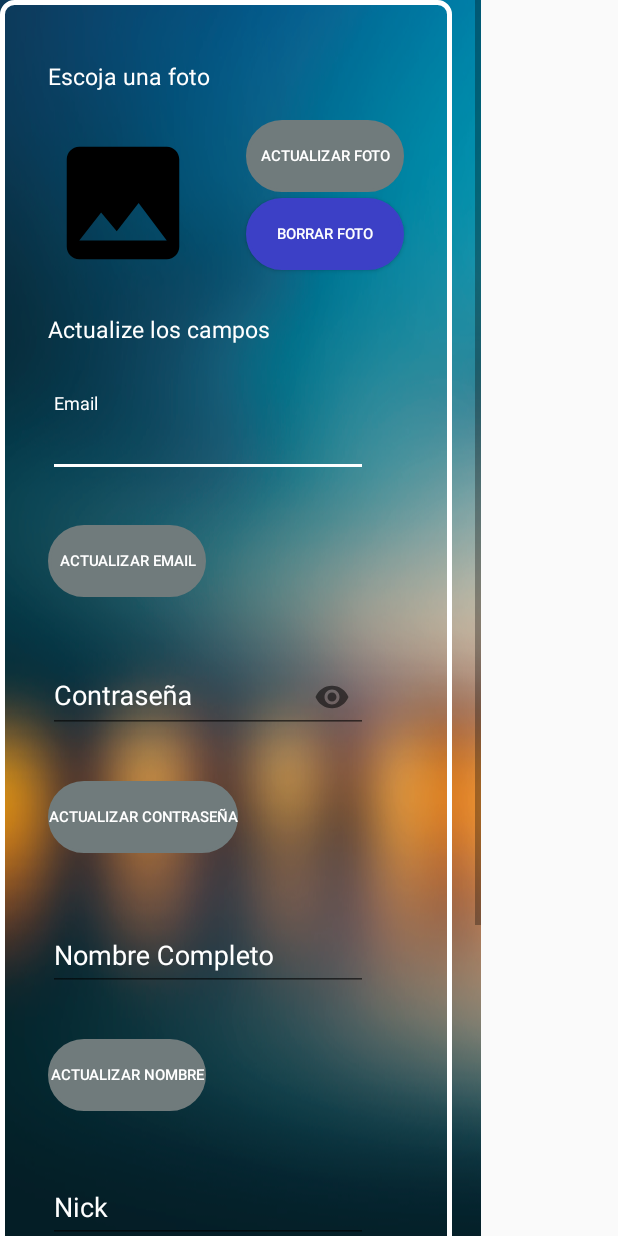
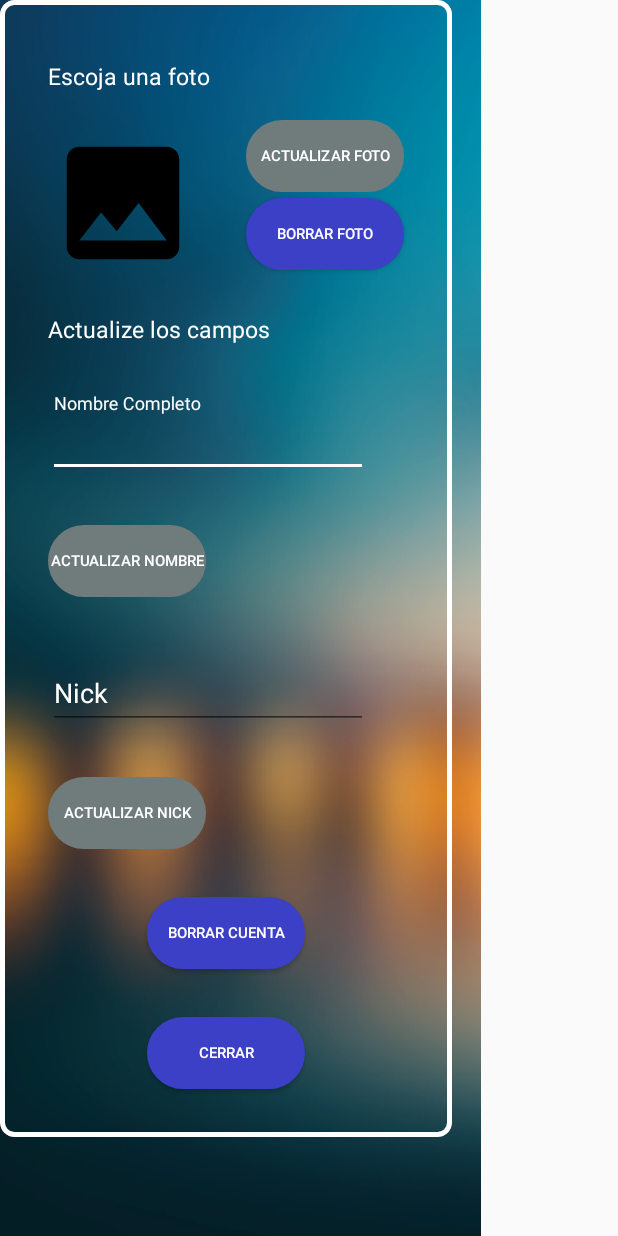
Before and after one commit to Davidgimenez1997/PlanFit, an Android app: the layout dialog_edit_user_data.xml on its own in the app's theme, with its tools: preview values and no code run, on a phone screen of 412 x 824 dp. Run offline under Robolectric (Android 15) with nearby library versions, the phone set to English and light mode, and no system bars.

Commit message:
update email y pass comentado

```diff
--- a/app/build.gradle
+++ b/app/build.gradle
@@ -18,7 +18,7 @@ android {
         applicationId "com.utad.david.planfit"
         minSdkVersion 24
         targetSdkVersion 28
-        versionCode 11
+        versionCode 12
         versionName "1.0"
         testInstrumentationRunner "android.support.test.runner.AndroidJUnitRunner"
         signingConfig signingConfigs.config
--- a/app/src/main/java/com/utad/david/planfit/Data/Firebase/FirebaseAdmin.java
+++ b/app/src/main/java/com/utad/david/planfit/Data/Firebase/FirebaseAdmin.java
@@ -148,15 +148,16 @@ public class FirebaseAdmin {
 
         void deletePhotoInFirebase(boolean end);
 
-        void updateEmailInFirebase(boolean end);
-
-        void updatePasswordInFirebase(boolean end);
-
         void updateNickNameInFirebase(boolean end);
 
         void updateFullNameInFirebase(boolean end);
 
         void deleteUserInFirebase(boolean end);
+
+        //void updateEmailInFirebase(boolean end);
+
+        //void updatePasswordInFirebase(boolean end);
+
     }
 
     //Download sport and nutrition data
@@ -416,6 +417,8 @@ public class FirebaseAdmin {
         }
     }
 
+    //TODO:NO IMPLEMENTADO (ACTUALIZAR EMAIL Y PASS)
+
     //Reauthenticate User update email
 
     public void updateEmailUserInFirebase() {
@@ -438,9 +441,9 @@ public class FirebaseAdmin {
                                     DocumentReference myUserRef = firebaseFirestore.collection(COLLECTION_USER_FIREBASE).document(currentUser.getUid());
                                     Map<String, Object> user = new HashMap<>();
                                     user.put("email", userDataFirebase.getEmail());
-                                    myUserRef.update(user)
-                                            .addOnSuccessListener(aVoid -> firebaseAdminUpdateAndDeleteUserListener.updateEmailInFirebase(true))
-                                            .addOnFailureListener(e -> firebaseAdminUpdateAndDeleteUserListener.updateEmailInFirebase(false));
+                                    //myUserRef.update(user)
+                                            //.addOnSuccessListener(aVoid -> firebaseAdminUpdateAndDeleteUserListener.updateEmailInFirebase(true))
+                                            //.addOnFailureListener(e -> firebaseAdminUpdateAndDeleteUserListener.updateEmailInFirebase(false));
                                 }
                             }
                         }));
@@ -469,9 +472,9 @@ public class FirebaseAdmin {
                                     DocumentReference myUserRef = firebaseFirestore.collection(COLLECTION_USER_FIREBASE).document(currentUser.getUid());
                                     Map<String, Object> user = new HashMap<>();
                                     user.put("password", userDataFirebase.getPassword());
-                                    myUserRef.update(user)
-                                            .addOnSuccessListener(aVoid -> firebaseAdminUpdateAndDeleteUserListener.updatePasswordInFirebase(true))
-                                            .addOnFailureListener(e -> firebaseAdminUpdateAndDeleteUserListener.updatePasswordInFirebase(false));
+                                    //myUserRef.update(user)
+                                            //.addOnSuccessListener(aVoid -> firebaseAdminUpdateAndDeleteUserListener.updatePasswordInFirebase(true))
+                                            //.addOnFailureListener(e -> firebaseAdminUpdateAndDeleteUserListener.updatePasswordInFirebase(false));
                                 }
                             }
                         }));
--- a/app/src/main/java/com/utad/david/planfit/DialogFragment/EditPersonalDataUser.java
+++ b/app/src/main/java/com/utad/david/planfit/DialogFragment/EditPersonalDataUser.java
@@ -67,12 +67,12 @@ public class EditPersonalDataUser extends DialogFragment implements FirebaseAdmi
     }
 
     private ImageView imageView;
-    private EditText editTextEmail;
-    private EditText editTextPassword;
+    //private EditText editTextEmail;
+    //private EditText editTextPassword;
     private EditText editTextFullName;
     private EditText editTextNickName;
-    private Button buttonUpdateEmail;
-    private Button buttonUpdatePassword;
+    //private Button buttonUpdateEmail;
+    //private Button buttonUpdatePassword;
     private Button buttonUpdateNickName;
     private Button buttonUpdateFullName;
     private Button buttonDeletePhoto;
@@ -99,8 +99,8 @@ public class EditPersonalDataUser extends DialogFragment implements FirebaseAdmi
             checkImageUser();
             onClickImage();
             onClickButtonDeletePhoto();
-            onClickButtonUpdateEmail();
-            onClickButtonUpdatePassword();
+            //onClickButtonUpdateEmail();
+            //onClickButtonUpdatePassword();
             onClickButtonUpdateNickName();
             onClickButtonUpdateFullName();
             onClickButtonDeleteAccount();
@@ -116,8 +116,8 @@ public class EditPersonalDataUser extends DialogFragment implements FirebaseAdmi
 
     private void configView(){
         buttonUpdatePhoto.setEnabled(false);
-        editTextEmail.addTextChangedListener(textWatcherEditPesonalDataEmail);
-        editTextPassword.addTextChangedListener(textWatcherEditPesonalDataPassword);
+        //editTextEmail.addTextChangedListener(textWatcherEditPesonalDataEmail);
+        //editTextPassword.addTextChangedListener(textWatcherEditPesonalDataPassword);
         editTextFullName.addTextChangedListener(textWatcherEditPesonalDataFullName);
         editTextNickName.addTextChangedListener(textWatcherEditPesonalDataNickName);
     }
@@ -179,6 +179,7 @@ public class EditPersonalDataUser extends DialogFragment implements FirebaseAdmi
         builder.show();
     }
 
+    /*
     private TextWatcher textWatcherEditPesonalDataEmail = new TextWatcher() {
         @Override
         public void beforeTextChanged(CharSequence s, int start, int count, int after) {}
@@ -216,6 +217,7 @@ public class EditPersonalDataUser extends DialogFragment implements FirebaseAdmi
             }
         }
     };
+    */
 
     private TextWatcher textWatcherEditPesonalDataFullName = new TextWatcher() {
         @Override
@@ -286,15 +288,15 @@ public class EditPersonalDataUser extends DialogFragment implements FirebaseAdmi
 
     private void findById(View v){
         imageView = v.findViewById(R.id.imageViewEditUser);
-        editTextEmail = v.findViewById(R.id.nickEmailEditUser);
+        //editTextEmail = v.findViewById(R.id.nickEmailEditUser);
         editTextFullName = v.findViewById(R.id.fullNameEditUser);
         editTextNickName  = v.findViewById(R.id.nickNameEditUser);
-        editTextPassword  = v.findViewById(R.id.passwordEditUser);
-        buttonUpdateEmail = v.findViewById(R.id.update_emial_button);
+        //editTextPassword  = v.findViewById(R.id.passwordEditUser);
+        //buttonUpdateEmail = v.findViewById(R.id.update_emial_button);
         buttonDeletePhoto = v.findViewById(R.id.button_delete_photo);
         buttonUpdateFullName = v.findViewById(R.id.button_update_fullname);
         buttonUpdateNickName = v.findViewById(R.id.button_nick_update);
-        buttonUpdatePassword = v.findViewById(R.id.button_password_update);
+        //buttonUpdatePassword = v.findViewById(R.id.button_password_update);
         buttonUpdatePhoto = v.findViewById(R.id.button_update_photo);
         buttonDeleteAccount = v.findViewById(R.id.button_delete_account);
         buttonClose = v.findViewById(R.id.button_close_info);
@@ -303,8 +305,8 @@ public class EditPersonalDataUser extends DialogFragment implements FirebaseAdmi
     private void putData(){
         User user = SessionUser.getInstance().firebaseAdmin.userDataFirebase;
         if(user !=null){
-            editTextEmail.setText(user.getEmail());
-            editTextPassword.setText(user.getPassword());
+            //editTextEmail.setText(user.getEmail());
+            //editTextPassword.setText(user.getPassword());
             editTextNickName.setText(user.getNickName());
             editTextFullName.setText(user.getFullName());
             checkAndPhotoUser(user);
@@ -353,6 +355,7 @@ public class EditPersonalDataUser extends DialogFragment implements FirebaseAdmi
 
     }
 
+    /*
     private void onClickButtonUpdatePassword(){
         buttonUpdatePassword.setOnClickListener(v -> {
             if(UtilsNetwork.checkConnectionInternetDevice(getContext())){
@@ -385,6 +388,8 @@ public class EditPersonalDataUser extends DialogFragment implements FirebaseAdmi
             }
         });
     }
+
+    */
 
     private void onClickButtonUpdateFullName(){
         buttonUpdateFullName.setOnClickListener(v -> {
@@ -490,6 +495,7 @@ public class EditPersonalDataUser extends DialogFragment implements FirebaseAdmi
         builder.show();
     }
 
+    /*
     @Override
     public void updateEmailInFirebase(boolean end) {
         if(end){
@@ -505,6 +511,7 @@ public class EditPersonalDataUser extends DialogFragment implements FirebaseAdmi
 
         }
     }
+    */
 
     private void errorUpdateEmail(String message) {
         final AlertDialog.Builder builder = new AlertDialog.Builder(getContext(), R.style.AlertDialogTheme);
@@ -514,6 +521,7 @@ public class EditPersonalDataUser extends DialogFragment implements FirebaseAdmi
         builder.show();
     }
 
+    /*
     @Override
     public void updatePasswordInFirebase(boolean end) {
         if(end){
@@ -525,6 +533,7 @@ public class EditPersonalDataUser extends DialogFragment implements FirebaseAdmi
             errorUpdatePassword(getString(R.string.error_password));
         }
     }
+    */
 
     private void errorUpdatePassword(String message) {
         final AlertDialog.Builder builder = new AlertDialog.Builder(getContext(), R.style.AlertDialogTheme);
--- a/app/src/main/res/layout/dialog_edit_user_data.xml
+++ b/app/src/main/res/layout/dialog_edit_user_data.xml
@@ -44,9 +44,9 @@
                     android:textColor="@color/white"
                     style="@style/TextLabel"
                     android:id="@+id/textInputLayout"
-                    android:layout_marginTop="36dp"
-                    app:layout_constraintTop_toBottomOf="@+id/button_password_update" app:layout_constraintStart_toStartOf="parent"
-                    android:layout_marginStart="32dp">
+                    app:layout_constraintStart_toStartOf="parent"
+                    android:layout_marginStart="32dp" android:layout_marginTop="32dp"
+                    app:layout_constraintTop_toBottomOf="@+id/textView3">
 
                 <EditText
                         android:layout_width="wrap_content"
@@ -54,7 +54,6 @@
                         android:inputType="textPersonName"
                         android:hint="@string/nombre_completo"
                         android:textColor="@color/white"
-                        android:maxLength="10"
                         android:ems="10"
                         android:id="@+id/fullNameEditUser"/>
             </android.support.design.widget.TextInputLayout>
@@ -79,46 +78,6 @@
                         android:id="@+id/nickNameEditUser"/>
             </android.support.design.widget.TextInputLayout>
 
-            <android.support.design.widget.TextInputLayout
-                    android:layout_width="wrap_content"
-                    android:layout_height="match_parent"
-                    android:textColor="@color/white"
-                    style="@style/TextLabel"
-                    android:id="@+id/textInputLayout3"
-                    app:layout_constraintStart_toStartOf="parent"
-                    android:layout_marginStart="32dp" android:layout_marginTop="32dp"
-                    app:layout_constraintTop_toBottomOf="@+id/textView3">
-
-                <EditText
-                        android:layout_width="wrap_content"
-                        android:layout_height="match_parent"
-                        android:inputType="textPersonName"
-                        android:textColor="@color/white"
-                        android:hint="@string/email"
-                        android:ems="10"
-                        android:id="@+id/nickEmailEditUser"/>
-            </android.support.design.widget.TextInputLayout>
-
-            <android.support.design.widget.TextInputLayout
-                    android:layout_width="wrap_content"
-                    android:textColor="@color/white"
-                    android:layout_height="match_parent"
-                    app:passwordToggleEnabled="true"
-                    style="@style/TextLabel"
-                    android:id="@+id/textInputLayout4"
-                    app:layout_constraintStart_toStartOf="parent" android:layout_marginStart="32dp"
-                    android:layout_marginTop="32dp" app:layout_constraintTop_toBottomOf="@+id/update_emial_button">
-
-                <EditText
-                        android:layout_width="wrap_content"
-                        android:layout_height="match_parent"
-                        android:inputType="textPassword"
-                        android:textColor="@color/white"
-                        android:hint="@string/password"
-                        android:ems="10"
-                        android:id="@+id/passwordEditUser"/>
-            </android.support.design.widget.TextInputLayout>
-
             <ImageView
                     android:src="@drawable/icon_gallery"
                     android:layout_width="100dp"
@@ -128,30 +87,6 @@
                     android:layout_marginTop="24dp"
                     app:layout_constraintTop_toBottomOf="@+id/textView2" android:layout_marginStart="32dp"
                     app:layout_constraintStart_toStartOf="parent"/>
-            <Button
-                    android:enabled="false"
-                    android:text="@string/actualizar_email"
-                    android:layout_width="wrap_content"
-                    android:layout_height="match_parent"
-                    android:id="@+id/update_emial_button"
-                    android:textColor="@color/white"
-                    android:textSize="10dp"
-                    android:background="@drawable/button_selector"
-                    app:layout_constraintStart_toStartOf="parent"
-                    android:layout_marginStart="32dp" android:layout_marginTop="32dp"
-                    app:layout_constraintTop_toBottomOf="@+id/textInputLayout3"/>
-            <Button
-                    android:enabled="false"
-                    android:text="@string/actualizar_contrase_a"
-                    android:layout_width="wrap_content"
-                    android:layout_height="match_parent"
-                    android:id="@+id/button_password_update"
-                    android:textColor="@color/white"
-                    android:textSize="10dp"
-                    android:background="@drawable/button_selector"
-                    android:layout_marginTop="32dp"
-                    app:layout_constraintTop_toBottomOf="@+id/textInputLayout4"
-                    app:layout_constraintStart_toStartOf="parent" android:layout_marginStart="32dp"/>
             <Button
                     android:enabled="false"
                     android:text="@string/actualizar_nick"
```
Also changed, not shown: 2 other files.
